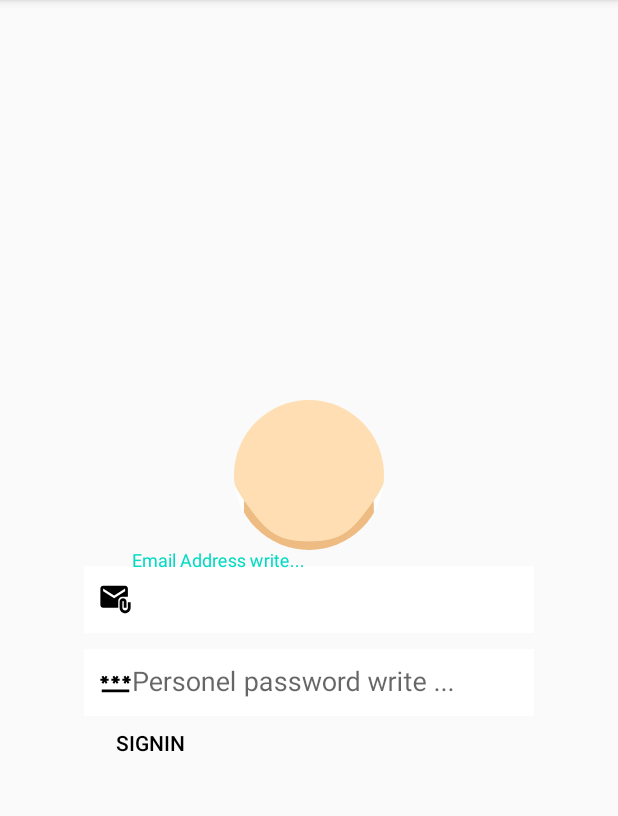
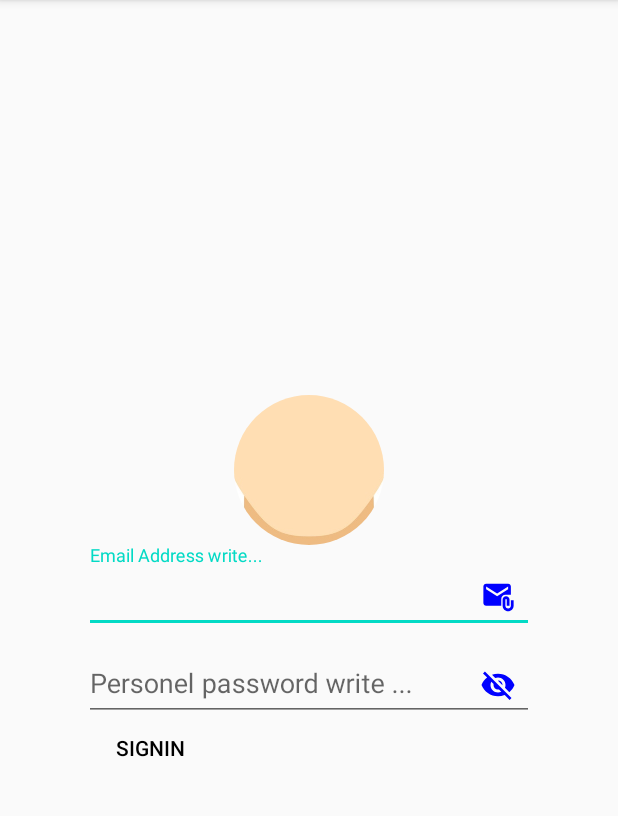
Before and after one commit to hamitmizrak/Android_PeerToPeerMessage, an Android app: the RegisterActivity screen opened directly, with no data from a screen before it, on a phone screen of 412 x 824 dp, the part 84-900 px from its top. Run offline under Robolectric (Android 15) with nearby library versions, the phone set to English and light mode, and no system bars; our stand-ins replace CircleImageView, Firebase (no records; nobody signed in at launch, a user with empty details on screens opened directly).

Commit message:
Register

```diff
--- a/app/src/main/res/layout/activity_register.xml
+++ b/app/src/main/res/layout/activity_register.xml
@@ -26,34 +26,32 @@
         <!--email ınput-->
         <com.google.android.material.textfield.TextInputLayout
             android:layout_width="match_parent"
-            android:layout_height="wrap_content">
-            <EditText
+            android:layout_height="wrap_content"
+            android:hint="@string/email"
+            app:endIconCheckable="true"
+            app:endIconDrawable="@drawable/email_22"
+            app:endIconMode="custom"
+            app:endIconTint="#0000FF"
+            app:boxBackgroundColor="@color/white">
+            <com.google.android.material.textfield.TextInputEditText
                 android:id="@+id/register_editText_EmailAddress"
                 android:layout_width="match_parent"
                 android:layout_height="wrap_content"
-                android:hint="@string/email"
-                android:background="@color/white"
-                android:textColor="@color/black"
-                android:drawableLeft="@drawable/email_22"
-                android:layout_marginTop="12dp"
-                android:padding="10dp"/>
+          />
         </com.google.android.material.textfield.TextInputLayout>
 
         <!--password ınput-->
         <com.google.android.material.textfield.TextInputLayout
             android:layout_width="match_parent"
-            android:layout_height="wrap_content">
-            <EditText
+            android:layout_height="wrap_content"
+            android:hint="@string/passwd"
+            app:boxBackgroundColor="@color/white"
+            app:endIconMode="password_toggle"
+            app:endIconTint="#0000FF">
+            <com.google.android.material.textfield.TextInputEditText
                 android:id="@+id/register_editText_Password"
                 android:layout_width="match_parent"
-                android:layout_height="wrap_content"
-                android:hint="@string/passwd"
-                android:background="@color/white"
-                android:textColor="@color/black"
-                android:drawableLeft="@drawable/password_22"
-                android:inputType="textPassword"
-                android:layout_marginTop="12dp"
-                android:padding="10dp"/>
+                android:layout_height="wrap_content"/>
         </com.google.android.material.textfield.TextInputLayout>
 
         <!--button:transparent-->
```
Also changed, not shown: app/src/main/java/com/hamitmizrak/peertopeermessage/MainActivity.java (+4 -3 lines), app/src/main/java/com/hamitmizrak/peertopeermessage/RegisterActivity.java (+28 -0 lines), app/src/main/res/layout/activity_main.xml (+13 -15 lines).
